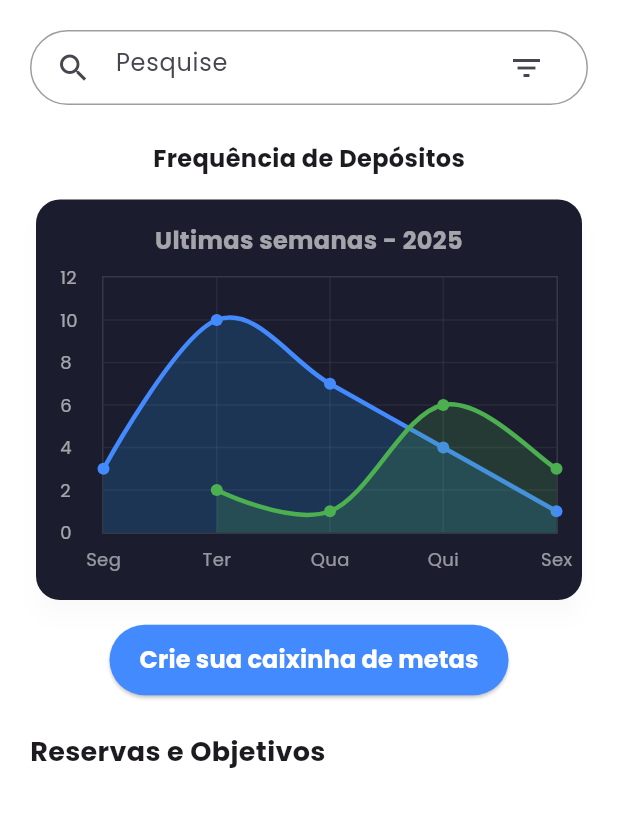
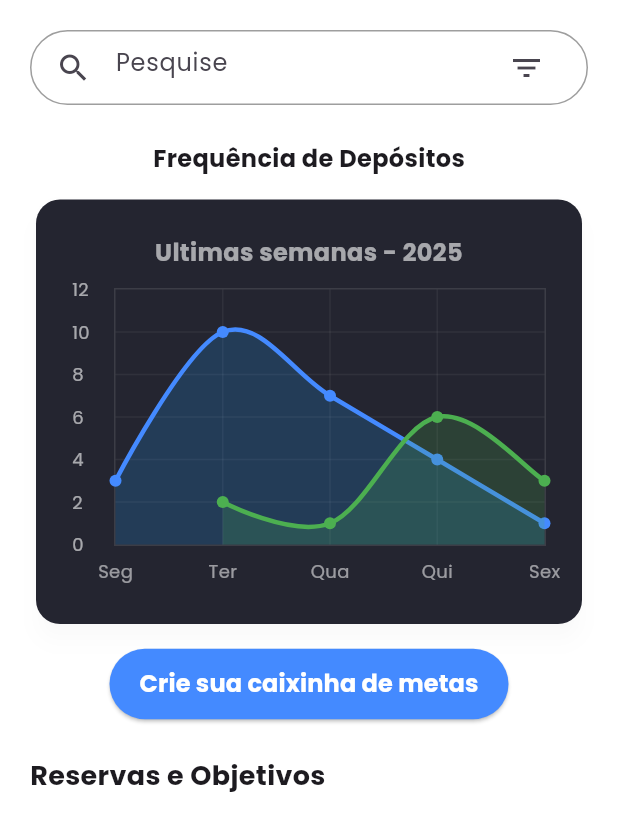
Before and after one commit to felipetaua/Finan-old, a Flutter app: the PouparPage screen opened by its route, on a phone screen of 412 x 824 dp. Shown: the top 831 px of the screen. Run offline on Flutter 3.47's test engine with Material 3 defaults, Android fonts, the phone set to English and light mode, and no system bars; drawn by our look-alikes of fl_chart; our stand-ins replace flutter_multi_formatter, font_awesome_flutter, google_fonts, shared_preferences, smooth_page_indicator; accounts and stored records are empty.

Commit message:
mudando a cor do grafico ajustando e polindo

```diff
--- a/lib/pages/home/poupar/pouparScreen.dart
+++ b/lib/pages/home/poupar/pouparScreen.dart
@@ -502,11 +502,11 @@ class _PouparPageState extends State<PouparPage> {
                   shape: RoundedRectangleBorder(
                     borderRadius: BorderRadius.circular(16),
                   ),
-                  color: const Color(0xFF1b1d2e),
+                  color: const Color.fromARGB(255, 36, 37, 48),
                   elevation: 6,
                   shadowColor: Colors.black.withOpacity(0.1),
                   child: Padding(
-                    padding: const EdgeInsets.all(16),
+                    padding: const EdgeInsets.all(24),
                     child: Column(
                       crossAxisAlignment: CrossAxisAlignment.start,
                       children: [
```
